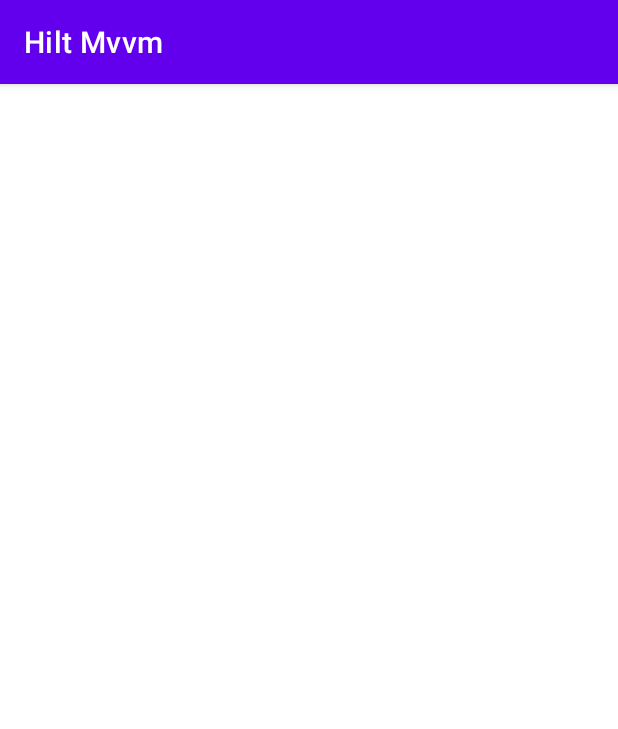
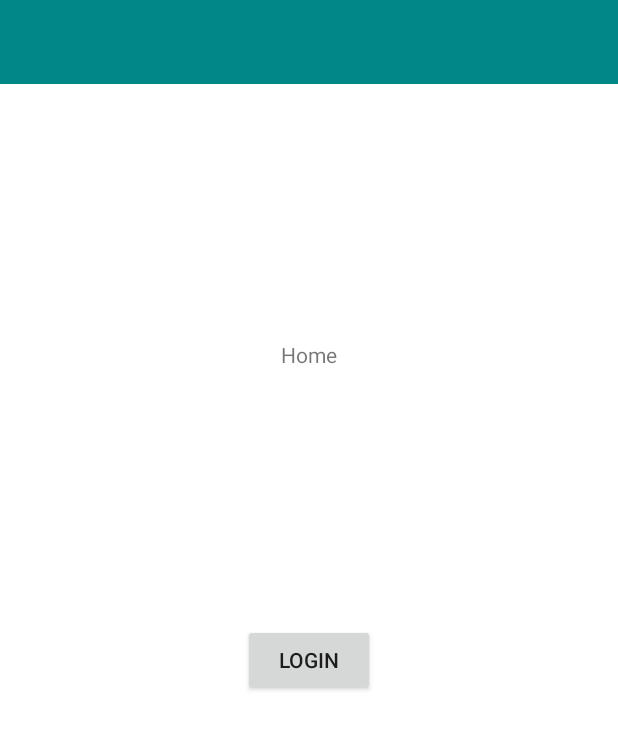
Before and after one commit to ajay53/Hilt_Mvvm, an Android app: the screen it shows after launch (MainActivity), on a phone screen of 412 x 824 dp. Shown: the top 729 px of the screen. Run offline under Robolectric (Android 15) with nearby library versions, the phone set to English and light mode, and no system bars; our stand-ins replace Dagger/Hilt's generated code.

Commit message:
Add Navigation Component, accessing keys from build config.

```diff
--- a/app/src/main/AndroidManifest.xml
+++ b/app/src/main/AndroidManifest.xml
@@ -20,7 +20,6 @@
             android:exported="true">
             <intent-filter>
                 <action android:name="android.intent.action.MAIN" />
-
                 <category android:name="android.intent.category.LAUNCHER" />
             </intent-filter>
 
--- a/app/src/main/java/com/example/hiltmvvm/repository/remote/ApiService.kt
+++ b/app/src/main/java/com/example/hiltmvvm/repository/remote/ApiService.kt
@@ -14,4 +14,6 @@ interface ApiService {
     @GET("posts/{Id}")
 //    suspend fun getPostById(@Path("Id") id: Long): Post
     suspend fun getPostById(@Path("Id") id: Long): Response<Post>
+
+    suspend fun getImages(@Path("Id") id: Long): Response<Post>
 }
--- /dev/null
+++ b/app/src/main/java/com/example/hiltmvvm/ui/HomeFragment.kt
@@ -0,0 +1,30 @@
+package com.example.hiltmvvm.ui
+
+import android.os.Bundle
+import android.view.LayoutInflater
+import android.view.View
+import android.view.ViewGroup
+import androidx.fragment.app.Fragment
+import com.example.hiltmvvm.databinding.FragmentHomeBinding
+
+class HomeFragment:Fragment() {
+
+    private lateinit var binding: FragmentHomeBinding
+
+    override fun onCreateView(
+        inflater: LayoutInflater,
+        container: ViewGroup?,
+        savedInstanceState: Bundle?
+    ): View {
+        binding = FragmentHomeBinding.inflate(layoutInflater, container, false)
+
+        return binding.root
+//        return super.onCreateView(inflater, container, savedInstanceState)
+    }
+
+    override fun onViewCreated(view: View, savedInstanceState: Bundle?) {
+        super.onViewCreated(view, savedInstanceState)
+
+
+    }
+}
--- a/app/src/main/java/com/example/hiltmvvm/ui/MainActivity.kt
+++ b/app/src/main/java/com/example/hiltmvvm/ui/MainActivity.kt
@@ -5,6 +5,8 @@ import android.os.Bundle
 import android.util.Log
 import android.view.View
 import androidx.activity.viewModels
+import androidx.navigation.fragment.NavHostFragment
+import com.example.hiltmvvm.R
 import com.example.hiltmvvm.viewmodel.MainViewModel
 import com.example.hiltmvvm.model.User
 import com.example.hiltmvvm.databinding.ActivityMainBinding
@@ -30,26 +32,29 @@ class MainActivity : AppCompatActivity(), View.OnClickListener {
 
         setContentView(binding.root)
 
-        initViews()
+//        initViews()
     }
 
-    private fun initViews() {
+    /*private fun initViews() {
+        val host: NavHostFragment = supportFragmentManager
+            .findFragmentById(R.id.nav_host_fragment) as NavHostFragment? ?: return
+
         binding.btnInsert.setOnClickListener(this)
         binding.btnGetPost.setOnClickListener(this)
 
         viewModel.postServiceObject.observe(this) {
             Log.d(TAG, "initViews: postServiceObject: $it")
         }
-    }
+    }*/
 
     override fun onClick(p0: View?) {
-        when (p0?.id) {
+        /*when (p0?.id) {
             binding.btnInsert.id -> {
                 viewModel.insertUser(User(0, "Giraffe", "Long_Neck"))
             }
             binding.btnGetPost.id -> {
                 viewModel.setPostIdToFetch(2)
             }
-        }
+        }*/
     }
 }
--- a/app/src/main/java/com/example/hiltmvvm/util/Constants.kt
+++ b/app/src/main/java/com/example/hiltmvvm/util/Constants.kt
@@ -3,5 +3,7 @@ package com.example.hiltmvvm.util
 object Constants {
     const val DB_NAME = "My_DB.db"
     const val BASE_URL = "https://jsonplaceholder.typicode.com/"
+    const val BASE_URL_PIXABAY = "https://pixabay.com/api/"
 
+    const val API_KEY = "13802414-16fe5380c411e8eb3fcf615a6"
 }
--- a/app/src/main/res/layout/activity_main.xml
+++ b/app/src/main/res/layout/activity_main.xml
@@ -6,7 +6,27 @@
     android:layout_height="match_parent"
     tools:context=".ui.MainActivity">
 
-    <androidx.appcompat.widget.AppCompatButton
+     <androidx.appcompat.widget.Toolbar
+         android:id="@+id/toolbar"
+         android:layout_width="match_parent"
+         android:layout_height="wrap_content"
+         android:background="@color/teal_700"
+         android:theme="@style/ThemeOverlay.MaterialComponents.Dark.ActionBar"
+         app:layout_constraintBottom_toTopOf="@+id/nav_host_fragment"
+         app:layout_constraintTop_toTopOf="parent" />
+
+    <androidx.fragment.app.FragmentContainerView
+        android:id="@+id/nav_host_fragment"
+        android:name="androidx.navigation.fragment.NavHostFragment"
+        android:layout_width="match_parent"
+        android:layout_height="match_parent"
+        app:defaultNavHost="true"
+        app:layout_constrainedHeight="true"
+        app:layout_constraintBottom_toBottomOf="parent"
+        app:layout_constraintTop_toBottomOf="@+id/toolbar"
+        app:navGraph="@navigation/nav_graph" />
+
+    <!--<androidx.appcompat.widget.AppCompatButton
         android:id="@+id/btnInsert"
         android:layout_width="wrap_content"
         android:layout_height="wrap_content"
@@ -25,6 +45,6 @@
         android:textAllCaps="false"
         app:layout_constraintBottom_toBottomOf="parent"
         app:layout_constraintEnd_toEndOf="parent"
-        app:layout_constraintStart_toStartOf="parent" />
+        app:layout_constraintStart_toStartOf="parent" />-->
 
 </androidx.constraintlayout.widget.ConstraintLayout>
--- /dev/null
+++ b/app/src/main/res/layout/fragment_home.xml
@@ -0,0 +1,29 @@
+<?xml version="1.0" encoding="utf-8"?>
+<androidx.constraintlayout.widget.ConstraintLayout xmlns:android="http://schemas.android.com/apk/res/android"
+    xmlns:app="http://schemas.android.com/apk/res-auto"
+    xmlns:tools="http://schemas.android.com/tools"
+    android:layout_width="match_parent"
+    android:layout_height="match_parent"
+    tools:context=".ui.HomeFragment">
+
+    <androidx.appcompat.widget.AppCompatTextView
+        android:id="@+id/tv_home"
+        android:layout_width="wrap_content"
+        android:layout_height="wrap_content"
+        android:text="Home"
+        app:layout_constraintBottom_toTopOf="@+id/btn_login"
+        app:layout_constraintEnd_toEndOf="parent"
+        app:layout_constraintStart_toStartOf="parent"
+        app:layout_constraintTop_toTopOf="parent" />
+
+    <androidx.appcompat.widget.AppCompatButton
+        android:id="@+id/btn_login"
+        android:layout_width="wrap_content"
+        android:layout_height="wrap_content"
+        android:text="Login"
+        app:layout_constraintBottom_toBottomOf="parent"
+        app:layout_constraintEnd_toEndOf="parent"
+        app:layout_constraintStart_toStartOf="parent"
+        app:layout_constraintTop_toBottomOf="@+id/tv_home"
+        app:layout_constraintTop_toTopOf="parent" />
+</androidx.constraintlayout.widget.ConstraintLayout>
--- /dev/null
+++ b/app/src/main/res/navigation/nav_graph.xml
@@ -0,0 +1,13 @@
+<?xml version="1.0" encoding="utf-8"?>
+<navigation xmlns:android="http://schemas.android.com/apk/res/android"
+    xmlns:app="http://schemas.android.com/apk/res-auto"
+    xmlns:tools="http://schemas.android.com/tools"
+    android:id="@+id/nav_graph"
+    app:startDestination="@id/homeFragment">
+
+    <fragment
+        android:id="@+id/homeFragment"
+        android:name="com.example.hiltmvvm.ui.HomeFragment"
+        android:label="fragment_home"
+        tools:layout="@layout/fragment_home" />
+</navigation>
--- a/app/src/main/res/values-night/themes.xml
+++ b/app/src/main/res/values-night/themes.xml
@@ -1,6 +1,6 @@
 <resources xmlns:tools="http://schemas.android.com/tools">
     <!-- Base application theme. -->
-    <style name="Theme.HiltMvvm" parent="Theme.MaterialComponents.DayNight.DarkActionBar">
+    <style name="Theme.HiltMvvm" parent="Theme.MaterialComponents.DayNight.NoActionBar">
         <!-- Primary brand color. -->
         <item name="colorPrimary">@color/purple_200</item>
         <item name="colorPrimaryVariant">@color/purple_700</item>
--- a/app/src/main/res/values/themes.xml
+++ b/app/src/main/res/values/themes.xml
@@ -1,6 +1,6 @@
 <resources xmlns:tools="http://schemas.android.com/tools">
     <!-- Base application theme. -->
-    <style name="Theme.HiltMvvm" parent="Theme.MaterialComponents.DayNight.DarkActionBar">
+    <style name="Theme.HiltMvvm" parent="Theme.MaterialComponents.DayNight.NoActionBar">
         <!-- Primary brand color. -->
         <item name="colorPrimary">@color/purple_500</item>
         <item name="colorPrimaryVariant">@color/purple_700</item>
--- a/build.gradle
+++ b/build.gradle
@@ -2,6 +2,7 @@
 plugins {
     id 'com.android.application' version '7.4.2' apply false
     id 'com.android.library' version '7.4.2' apply false
-    id 'org.jetbrains.kotlin.android' version '1.8.10' apply false
+//    id 'org.jetbrains.kotlin.android' version '1.8.10' apply false//1.8.10
     id 'com.google.dagger.hilt.android' version '2.45' apply false
+    id "com.google.devtools.ksp" version "1.8.10-1.0.9" apply false
 }
```
Also changed, not shown: app/build.gradle (+41 -7 lines), app/src/main/java/com/example/hiltmvvm/repository/remote/QueryInterceptor.kt (added, +18 -0 lines), 2 other files.
